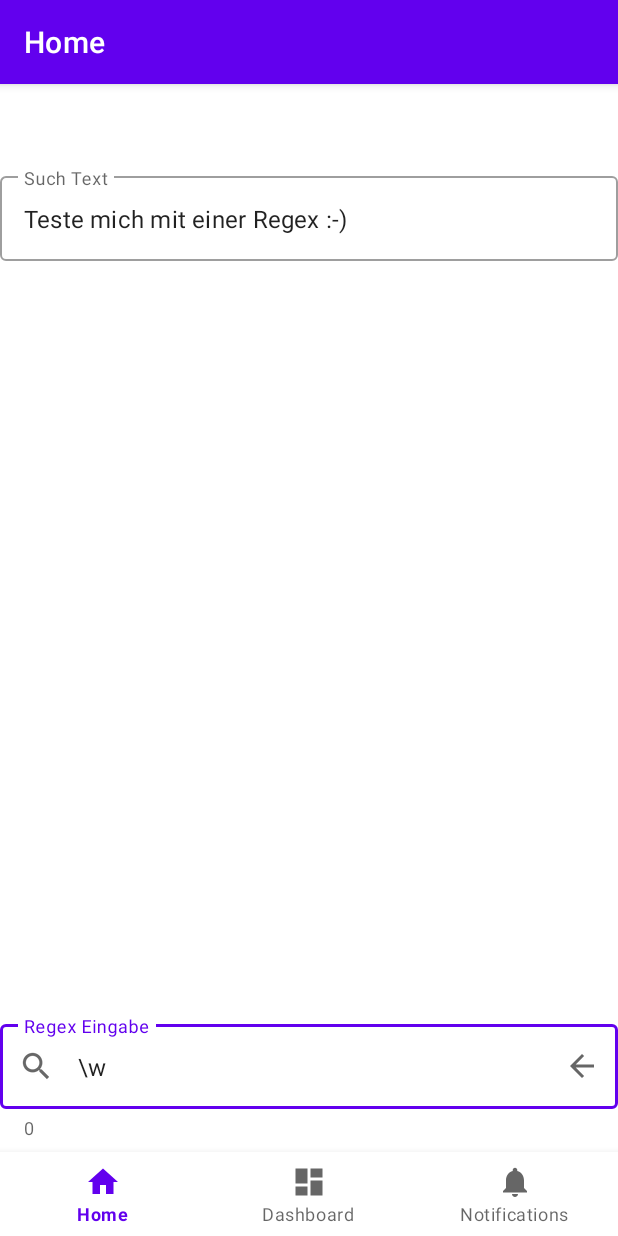
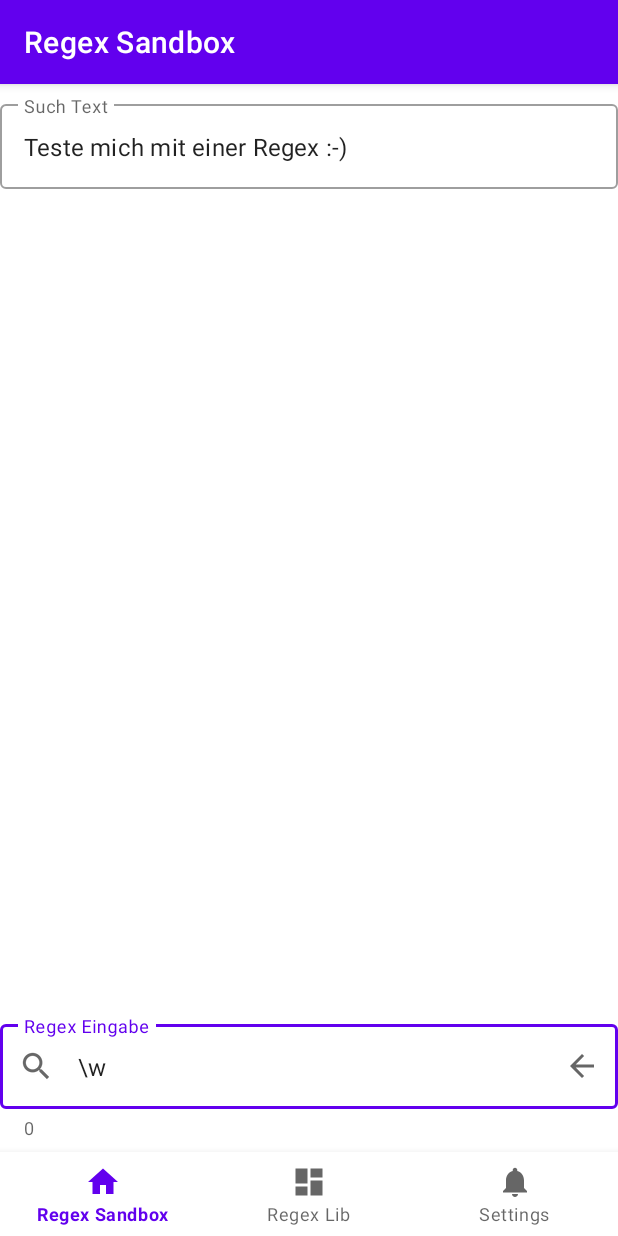
Before and after one commit to codingbychanche/RegexLab, an Android app: the screen it shows after launch (MainActivity), on a phone screen of 412 x 824 dp. Run offline under Robolectric (Android 15) with nearby library versions, the phone set to English and light mode, and no system bars; our stand-ins replace navigation-ui.

Commit message:
Done some refractoring....

```diff
--- a/app/src/main/AndroidManifest.xml
+++ b/app/src/main/AndroidManifest.xml
@@ -6,7 +6,7 @@
         android:allowBackup="true"
         android:dataExtractionRules="@xml/data_extraction_rules"
         android:fullBackupContent="@xml/backup_rules"
-        android:icon="@mipmap/ic_launcher"
+        android:icon="@drawable/app_icon"
         android:label="@string/app_name"
         android:roundIcon="@mipmap/ic_launcher_round"
         android:supportsRtl="true"
--- a/app/src/main/java/com/example/funwithregex/MainActivity.java
+++ b/app/src/main/java/com/example/funwithregex/MainActivity.java
@@ -51,126 +51,5 @@ public class MainActivity extends AppCompatActivity  {
         NavController navController = Navigation.findNavController(this, R.id.nav_host_fragment_activity_main);
         NavigationUI.setupActionBarWithNavController(this, navController, appBarConfiguration);
         NavigationUI.setupWithNavController(binding.navView, navController);
-
-        //
-        // View model
-        //
-        MainViewModel mainViewModel = new ViewModelProvider(this).get(MainViewModel.class);
-
-        //
-        // UI
-        //
-        EditText testTextInputView = findViewById(R.id.test_text);
-
-        // Regex input field
-        EditText regexInputView = findViewById(R.id.regex_input);
-        TextInputLayout regexInputLayout = findViewById(R.id.regex_input_layout);
-
-        // Start search...
-        regexInputLayout.setStartIconOnClickListener(new View.OnClickListener() {
-            @Override
-            public void onClick(View v) {
-                String testText=testTextInputView.getText().toString();
-                SpannableString t=new SpannableString(testText);
-                t.setSpan(0, 0, t.length(), 0);
-                mainViewModel.testText.setValue(t);
-
-                String regex=regexInputView.getText().toString();
-                regexInputView.setText("");
-                mainViewModel.regexText.setValue(regex);
-
-                regexInputLayout.setError(null);
-                mainViewModel.runRegex();
-            }
-        });
-
-        // Pop up
-        regexInputLayout.setEndIconOnClickListener(new View.OnClickListener() {
-            @Override
-            public void onClick(View v) {
-                PopupMenu popup = new PopupMenu(getApplicationContext(), v);
-
-                MenuInflater inflater = popup.getMenuInflater();
-                inflater.inflate(R.menu.regex_input_pop_up, popup.getMenu());
-                popup.show();
-
-                popup.setOnMenuItemClickListener(new PopupMenu.OnMenuItemClickListener() {
-                    @Override
-                    public boolean onMenuItemClick(MenuItem item) {
-
-                        // Clear the current regex input
-                        if (item.getItemId()==R.id.clear)
-                            regexInputView.setText("");
-
-                        // Insert a backslash
-                        if (item.getItemId()==R.id.backslach)
-                            regexInputView.getText().insert(regexInputView.getSelectionStart(),"\\");
-
-                        // Insert ?
-                        if (item.getItemId()==R.id.can)
-                            regexInputView.getText().insert(regexInputView.getSelectionStart(),"?");
-
-                        // Insert a backslash
-                        if (item.getItemId()==R.id.or)
-                            regexInputView.getText().insert(regexInputView.getSelectionStart(),"|");
-
-                        // Insert paras. and move cursor between them...
-                        if (item.getItemId()==R.id.para) {
-                            regexInputView.getText().insert(regexInputView.getSelectionStart(), "()");
-                            regexInputView.setSelection(regexInputView.getSelectionStart()-1);
-                        }
-
-                        // Insert paras. and move cursor between them...
-                        if (item.getItemId()==R.id.curly) {
-                            regexInputView.getText().insert(regexInputView.getSelectionStart(), "{}");
-                            regexInputView.setSelection(regexInputView.getSelectionStart()-1);
-                        }
-
-                        // Insert paras. and move cursor between them...
-                        if (item.getItemId()==R.id.brackets) {
-                            regexInputView.getText().insert(regexInputView.getSelectionStart(), "[]");
-                            regexInputView.setSelection(regexInputView.getSelectionStart()-1);
-                        }
-
-                        return false;
-                    }
-                });
-            }
-        });
-
-        //
-        // Observers.
-        //
-        mainViewModel.getRegexText().observe(this, new Observer<String>() {
-            @Override
-            public void onChanged(String s) {
-                regexInputView.getText().insert(regexInputView.getSelectionStart(),s);
-            }
-        });
-
-        mainViewModel.getTestText().observe(this, new Observer<SpannableString>() {
-            @Override
-            public void onChanged(SpannableString s) {
-                testTextInputView.setText(s);
-            }
-        });
-
-        mainViewModel.getErrorText().observe(this, new Observer<String>() {
-            @Override
-            public void onChanged(String s) {
-                if (s.isEmpty())
-                    regexInputLayout.setError(null);
-                else
-                    regexInputLayout.setError(s);
-            }
-        });
-
-        mainViewModel.getResultsFound().observe(this, new Observer<Integer>() {
-            @Override
-            public void onChanged(Integer integer) {
-                regexInputLayout.setHelperText  (integer+"");
-            }
-        });
-
-        }
+    }
 }
--- a/app/src/main/java/com/example/funwithregex/MainViewModel.java
+++ b/app/src/main/java/com/example/funwithregex/MainViewModel.java
@@ -15,60 +15,4 @@ import java.util.regex.Pattern;
 
 public class MainViewModel extends ViewModel {
 
-    public MutableLiveData<String> regexText;
-    public MutableLiveData<String> getRegexText(){
-        if (regexText==null) {
-            regexText = new MutableLiveData<>();
-            regexText.postValue("\\w");
-        }
-        return regexText;
-    }
-    public MutableLiveData<SpannableString> testText;
-    public MutableLiveData<SpannableString> getTestText(){
-        if (testText==null) {
-            testText = new MutableLiveData<>();
-            testText.postValue(new SpannableString("Teste mich mit einer Regex :-)"));
-        }
-        return testText;
-    }
-
-    public MutableLiveData<Integer> resultsFound;
-    public MutableLiveData<Integer> getResultsFound(){
-        if (resultsFound==null) {
-            resultsFound = new MutableLiveData<Integer>();
-            resultsFound.postValue(0);
-        }
-        return resultsFound;
-    }
-
-    public MutableLiveData<String> errorText;
-    public MutableLiveData<String> getErrorText(){
-        if(errorText==null){
-            errorText=new MutableLiveData<>();
-            errorText.setValue("");
-        }
-        return errorText;
-    }
-
-    public void runRegex(){
-        try {
-            Pattern mPattern;
-            mPattern = Pattern.compile(regexText.getValue());
-
-            SpannableString markedText = new SpannableString(testText.getValue());
-            Matcher matcher = mPattern.matcher(testText.getValue());
-            ArrayList matching = new ArrayList();
-
-            int results=0;
-            while (matcher.find()) {
-                matching.add(matcher.group(0));
-                markedText.setSpan(new BackgroundColorSpan(Color.YELLOW), matcher.start(), matcher.end(), 0);
-                results++;
-            }
-            testText.postValue(markedText);
-            resultsFound.postValue(results);
-        }catch (Exception e) {
-            errorText.postValue(e.toString());
-        }
-    }
 }
--- /dev/null
+++ b/app/src/main/java/com/example/funwithregex/ui/RegexSandbox/RegexSandBox.java
@@ -0,0 +1,163 @@
+package com.example.funwithregex.ui.RegexSandbox;
+
+import android.os.Bundle;
+import android.text.SpannableString;
+import android.view.LayoutInflater;
+import android.view.MenuInflater;
+import android.view.MenuItem;
+import android.view.View;
+import android.view.ViewGroup;
+import android.widget.EditText;
+import android.widget.PopupMenu;
+
+import androidx.annotation.NonNull;
+import androidx.fragment.app.Fragment;
+import androidx.lifecycle.Observer;
+import androidx.lifecycle.ViewModelProvider;
+
+import com.example.funwithregex.R;
+import com.example.funwithregex.databinding.RegexSandboxBinding;
+import com.google.android.material.textfield.TextInputLayout;
+
+public class RegexSandBox extends Fragment {
+
+    private RegexSandboxBinding binding;
+
+    public View onCreateView(@NonNull LayoutInflater inflater,
+                             ViewGroup container, Bundle savedInstanceState) {
+
+        binding = RegexSandboxBinding.inflate(inflater, container, false);
+        View view = binding.getRoot();
+
+        //
+        // View model
+        //
+        RegexSandBoxViewModel regexSandBoxViewModel = new ViewModelProvider(this).get(RegexSandBoxViewModel.class);
+
+        //
+        // UI
+        //
+        EditText testTextInputView = view.findViewById(R.id.test_text);
+
+        // Regex input field
+        EditText regexInputView = view.findViewById(R.id.regex_input);
+        TextInputLayout regexInputLayout = view.findViewById(R.id.regex_input_layout);
+
+        // Start search...
+        regexInputLayout.setStartIconOnClickListener(new View.OnClickListener() {
+            @Override
+            public void onClick(View v) {
+                String testText = testTextInputView.getText().toString();
+                SpannableString t = new SpannableString(testText);
+                t.setSpan(0, 0, t.length(), 0);
+                regexSandBoxViewModel.testText.setValue(t);
+
+                String regex = regexInputView.getText().toString();
+                regexInputView.setText("");
+                regexSandBoxViewModel.regexText.setValue(regex);
+
+                regexInputLayout.setError(null);
+                regexSandBoxViewModel.runRegex();
+            }
+        });
+
+        // Pop up
+        regexInputLayout.setEndIconOnClickListener(new View.OnClickListener() {
+            @Override
+            public void onClick(View v) {
+                PopupMenu popup = new PopupMenu(requireActivity().getApplicationContext(), v);
+
+                MenuInflater inflater = popup.getMenuInflater();
+                inflater.inflate(R.menu.regex_input_pop_up, popup.getMenu());
+                popup.show();
+
+                popup.setOnMenuItemClickListener(new PopupMenu.OnMenuItemClickListener() {
+                    @Override
+                    public boolean onMenuItemClick(MenuItem item) {
+
+                        // Clear the current regex input
+                        if (item.getItemId() == R.id.clear)
+                            regexInputView.setText("");
+
+                        // Insert a backslash
+                        if (item.getItemId() == R.id.backslach)
+                            regexInputView.getText().insert(regexInputView.getSelectionStart(), "\\");
+
+                        // Insert ?
+                        if (item.getItemId() == R.id.can)
+                            regexInputView.getText().insert(regexInputView.getSelectionStart(), "?");
+
+                        // Insert a backslash
+                        if (item.getItemId() == R.id.or)
+                            regexInputView.getText().insert(regexInputView.getSelectionStart(), "|");
+
+                        // Insert paras. and move cursor between them...
+                        if (item.getItemId() == R.id.para) {
+                            regexInputView.getText().insert(regexInputView.getSelectionStart(), "()");
+                            regexInputView.setSelection(regexInputView.getSelectionStart() - 1);
+                        }
+
+                        // Insert paras. and move cursor between them...
+                        if (item.getItemId() == R.id.curly) {
+                            regexInputView.getText().insert(regexInputView.getSelectionStart(), "{}");
+                            regexInputView.setSelection(regexInputView.getSelectionStart() - 1);
+                        }
+
+                        // Insert paras. and move cursor between them...
+                        if (item.getItemId() == R.id.brackets) {
+                            regexInputView.getText().insert(regexInputView.getSelectionStart(), "[]");
+                            regexInputView.setSelection(regexInputView.getSelectionStart() - 1);
+                        }
+
+                        return false;
+                    }
+                });
+            }
+        });
+
+        //
+        // Observers.
+        //
+        regexSandBoxViewModel.getRegexText().observe(getViewLifecycleOwner(), new Observer<String>() {
+            @Override
+            public void onChanged(String s) {
+                regexInputView.getText().insert(regexInputView.getSelectionStart(), s);
+            }
+        });
+
+        regexSandBoxViewModel.getTestText().observe(getViewLifecycleOwner(), new Observer<SpannableString>() {
+            @Override
+            public void onChanged(SpannableString s) {
+                testTextInputView.setText(s);
+            }
+        });
+
+        regexSandBoxViewModel.getErrorText().observe(getViewLifecycleOwner(), new Observer<String>() {
+            @Override
+            public void onChanged(String s) {
+                if (s.isEmpty())
+                    regexInputLayout.setError(null);
+                else
+                    regexInputLayout.setError(s);
+            }
+        });
+
+        regexSandBoxViewModel.getResultsFound().observe(getViewLifecycleOwner(), new Observer<Integer>() {
+            @Override
+            public void onChanged(Integer integer) {
+                regexInputLayout.setHelperText(integer + "");
+            }
+        });
+
+
+        // final TextView textView = binding.textHome;
+        //homeViewModel.getText().observe(getViewLifecycleOwner(), textView::setText);
+        return view;
+    }
+
+    @Override
+    public void onDestroyView() {
+        super.onDestroyView();
+        binding = null;
+    }
+}
--- /dev/null
+++ b/app/src/main/java/com/example/funwithregex/ui/RegexSandbox/RegexSandBoxViewModel.java
@@ -0,0 +1,73 @@
+package com.example.funwithregex.ui.RegexSandbox;
+
+import android.graphics.Color;
+import android.text.SpannableString;
+import android.text.style.BackgroundColorSpan;
+
+import androidx.lifecycle.MutableLiveData;
+import androidx.lifecycle.ViewModel;
+
+import java.util.ArrayList;
+import java.util.regex.Matcher;
+import java.util.regex.Pattern;
+
+public class RegexSandBoxViewModel extends ViewModel {
+
+
+    public MutableLiveData<String> regexText;
+    public MutableLiveData<String> getRegexText(){
+        if (regexText==null) {
+            regexText = new MutableLiveData<>();
+            regexText.postValue("\\w");
+        }
+        return regexText;
+    }
+    public MutableLiveData<SpannableString> testText;
+    public MutableLiveData<SpannableString> getTestText(){
+        if (testText==null) {
+            testText = new MutableLiveData<>();
+            testText.postValue(new SpannableString("Teste mich mit einer Regex :-)"));
+        }
+        return testText;
+    }
+
+    public MutableLiveData<Integer> resultsFound;
+    public MutableLiveData<Integer> getResultsFound(){
+        if (resultsFound==null) {
+            resultsFound = new MutableLiveData<Integer>();
+            resultsFound.postValue(0);
+        }
+        return resultsFound;
+    }
+
+    public MutableLiveData<String> errorText;
+    public MutableLiveData<String> getErrorText(){
+        if(errorText==null){
+            errorText=new MutableLiveData<>();
+            errorText.setValue("");
+        }
+        return errorText;
+    }
+
+    public void runRegex(){
+        try {
+            Pattern mPattern;
+            mPattern = Pattern.compile(regexText.getValue());
+
+            SpannableString markedText = new SpannableString(testText.getValue());
+            Matcher matcher = mPattern.matcher(testText.getValue());
+            ArrayList matching = new ArrayList();
+
+            int results=0;
+            while (matcher.find()) {
+                matching.add(matcher.group(0));
+                markedText.setSpan(new BackgroundColorSpan(Color.YELLOW), matcher.start(), matcher.end(), 0);
+                results++;
+            }
+            testText.postValue(markedText);
+            resultsFound.postValue(results);
+        }catch (Exception e) {
+            errorText.postValue(e.toString());
+        }
+    }
+}
--- a/app/src/main/java/com/example/funwithregex/ui/home/HomeFragment.java
+++ /dev/null
@@ -1,37 +0,0 @@
-package com.example.funwithregex.ui.home;
-
-import android.os.Bundle;
-import android.view.LayoutInflater;
-import android.view.View;
-import android.view.ViewGroup;
-import android.widget.TextView;
-
-import androidx.annotation.NonNull;
-import androidx.fragment.app.Fragment;
-import androidx.lifecycle.ViewModelProvider;
-
-import com.example.funwithregex.databinding.FragmentHomeBinding;
-
-public class HomeFragment extends Fragment {
-
-    private FragmentHomeBinding binding;
-
-    public View onCreateView(@NonNull LayoutInflater inflater,
-                             ViewGroup container, Bundle savedInstanceState) {
-        HomeViewModel homeViewModel =
-                new ViewModelProvider(this).get(HomeViewModel.class);
-
-        binding = FragmentHomeBinding.inflate(inflater, container, false);
-        View root = binding.getRoot();
-
-       // final TextView textView = binding.textHome;
-        //homeViewModel.getText().observe(getViewLifecycleOwner(), textView::setText);
-        return root;
-    }
-
-    @Override
-    public void onDestroyView() {
-        super.onDestroyView();
-        binding = null;
-    }
-}
--- a/app/src/main/java/com/example/funwithregex/ui/home/HomeViewModel.java
+++ /dev/null
@@ -1,19 +0,0 @@
-package com.example.funwithregex.ui.home;
-
-import androidx.lifecycle.LiveData;
-import androidx.lifecycle.MutableLiveData;
-import androidx.lifecycle.ViewModel;
-
-public class HomeViewModel extends ViewModel {
-
-    private final MutableLiveData<String> mText;
-
-    public HomeViewModel() {
-        mText = new MutableLiveData<>();
-        mText.setValue("This is home fragment");
-    }
-
-    public LiveData<String> getText() {
-        return mText;
-    }
-}
--- a/app/src/main/res/layout/activity_main.xml
+++ b/app/src/main/res/layout/activity_main.xml
@@ -3,8 +3,7 @@
     xmlns:app="http://schemas.android.com/apk/res-auto"
     android:id="@+id/container"
     android:layout_width="match_parent"
-    android:layout_height="match_parent"
-    android:paddingTop="?attr/actionBarSize">
+    android:layout_height="match_parent">
 
     <com.google.android.material.bottomnavigation.BottomNavigationView
         android:id="@+id/nav_view"
@@ -23,6 +22,7 @@
         android:name="androidx.navigation.fragment.NavHostFragment"
         android:layout_width="match_parent"
         android:layout_height="match_parent"
+        android:layout_marginTop="8dp"
         app:defaultNavHost="true"
         app:layout_constraintBottom_toTopOf="@id/nav_view"
         app:layout_constraintLeft_toLeftOf="parent"
--- a/app/src/main/res/layout/fragment_home.xml
+++ b/app/src/main/res/layout/regex_sandbox.xml
@@ -4,7 +4,7 @@
     xmlns:tools="http://schemas.android.com/tools"
     android:layout_width="match_parent"
     android:layout_height="match_parent"
-    tools:context=".ui.home.HomeFragment">
+    tools:context=".ui.RegexSandbox.RegexSandBox">
 
     <com.google.android.material.textfield.TextInputLayout
         android:id="@+id/regex_input_layout"
@@ -32,14 +32,16 @@
     <ScrollView
         android:layout_width="match_parent"
         android:layout_height="0dp"
-        app:layout_constraintTop_toTopOf="parent"
-        app:layout_constraintBottom_toTopOf="@id/regex_input_layout">
+        app:layout_constraintBottom_toTopOf="@id/regex_input_layout"
+        app:layout_constraintEnd_toEndOf="parent"
+        app:layout_constraintStart_toStartOf="parent"
+        app:layout_constraintTop_toTopOf="parent">
 
         <com.google.android.material.textfield.TextInputLayout
             android:id="@+id/test_to_test_input_layout"
             style="@style/Widget.MaterialComponents.TextInputLayout.OutlinedBox"
             android:layout_width="match_parent"
-                android:layout_height="match_parent"
+            android:layout_height="wrap_content"
             app:layout_constraintLeft_toLeftOf="parent"
             app:layout_constraintTop_toTopOf="parent">
 
--- a/app/src/main/res/navigation/mobile_navigation.xml
+++ b/app/src/main/res/navigation/mobile_navigation.xml
@@ -7,9 +7,9 @@
 
     <fragment
         android:id="@+id/navigation_home"
-        android:name="com.example.funwithregex.ui.home.HomeFragment"
+        android:name="com.example.funwithregex.ui.RegexSandbox.RegexSandBox"
         android:label="@string/title_home"
-        tools:layout="@layout/fragment_home" />
+        tools:layout="@layout/regex_sandbox" />
 
     <fragment
         android:id="@+id/navigation_dashboard"
--- a/app/src/main/res/values/strings.xml
+++ b/app/src/main/res/values/strings.xml
@@ -1,8 +1,8 @@
 <resources>
     <string name="app_name">FunWithRegex</string>
-    <string name="title_home">Home</string>
-    <string name="title_dashboard">Dashboard</string>
-    <string name="title_notifications">Notifications</string>
+    <string name="title_home">Regex Sandbox</string>
+    <string name="title_dashboard">Regex Lib</string>
+    <string name="title_notifications">Settings</string>
 
     <string name="regex_input_hint">Regex Eingabe</string>
     <string name="search_text_hint">Such Text</string>
```
Also changed, not shown: app/src/main/res/drawable/app_icon.png (added), 4 other files. Lines whose indentation alone changed are shown as unchanged.
